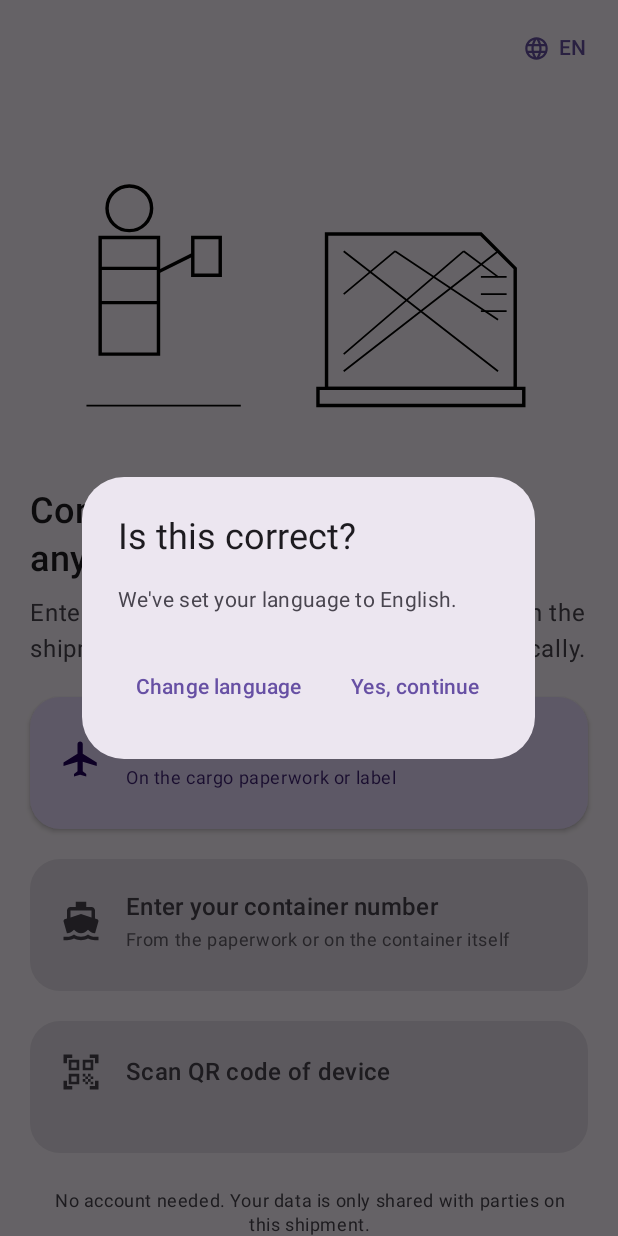
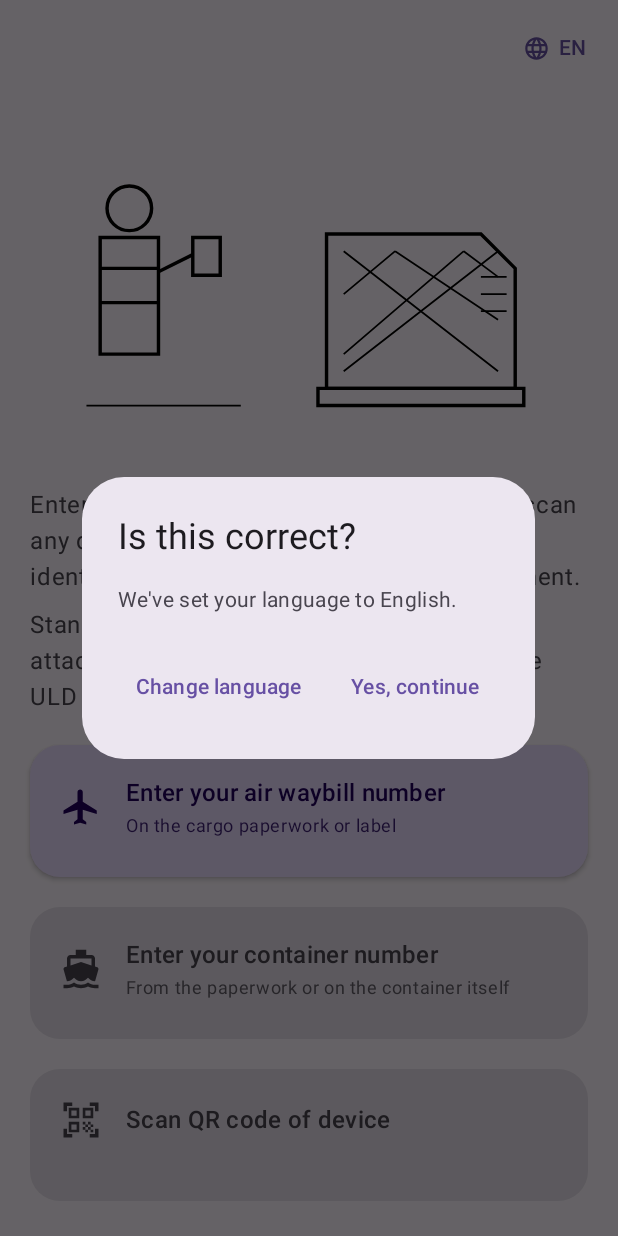
Before and after one commit to suplyai/Echo-Air, an Android app built with Jetpack Compose: the screen it shows after launch (MainActivity), on a phone screen of 412 x 824 dp. Run offline under Robolectric (Android 15) with nearby library versions, the phone set to English and light mode, and no system bars; our stand-ins replace Dagger/Hilt's generated code, Timber.

Commit message:
home: replace headline + value-prop with two-paragraph intro covering ocean + positioning

```diff
--- a/app/src/main/kotlin/app/suply/echoair/ui/home/HomeScreen.kt
+++ b/app/src/main/kotlin/app/suply/echoair/ui/home/HomeScreen.kt
@@ -103,14 +103,18 @@ fun HomeScreen(
                 contentDescription = stringResource(R.string.home_hero_image_description)
             )
 
+            // Two-paragraph intro. Same typography on both lines per the
+            // v0.7.1 copy update — the first paragraph is no longer a
+            // headline, it's instructional. Standard 8 dp paragraph gap
+            // matches the rest of the column's vertical rhythm.
             Column(verticalArrangement = Arrangement.spacedBy(8.dp)) {
                 Text(
-                    stringResource(R.string.home_headline),
-                    style = MaterialTheme.typography.headlineSmall,
-                    fontWeight = FontWeight.SemiBold
+                    stringResource(R.string.home_intro_primary),
+                    style = MaterialTheme.typography.bodyLarge,
+                    color = MaterialTheme.colorScheme.onSurfaceVariant
                 )
                 Text(
-                    stringResource(R.string.home_value_proposition),
+                    stringResource(R.string.home_intro_positioning),
                     style = MaterialTheme.typography.bodyLarge,
                     color = MaterialTheme.colorScheme.onSurfaceVariant
                 )
--- a/app/src/main/res/values/strings.xml
+++ b/app/src/main/res/values/strings.xml
@@ -21,11 +21,13 @@
     <!-- Headline: establishes that Echo Air works at any moment on the
          supply chain — origin, hub, in-transit handoff, arrival, audit.
          Not just an arrival-scan app. -->
-    <string name="home_headline">Confirm cold chain integrity, anywhere on the journey.</string>
-    <!-- The magic line. Highest-leverage 14 words in the whole app —
-         compresses Echo Air's central differentiator (one AWB → all
-         devices found automatically). Translate carefully. -->
-    <string name="home_value_proposition">Enter your air waybill or scan any QR code on the shipment — we\'ll find every device automatically.</string>
+    <!-- Home intro. Two paragraphs sitting above the action cards.
+         [primary] tells the user what kind of identifier to provide
+         (AWB / container / QR) and what'll happen when they do.
+         [positioning] is operational: where to physically stand for
+         the BLE scan to work. -->
+    <string name="home_intro_primary">Enter an air waybill or container number, or scan any device QR code — we\'ll automatically identify and connect all devices in the shipment.</string>
+    <string name="home_intro_positioning">Stand close to the cargo where the device is attached, at the container door, or beside the ULD or pallets.</string>
     <!-- Primary action card. AWB entry is the primary path because most
          users have the AWB number from shipping documents before they
          reach the cargo. -->
```
Also changed, not shown: 3 other files.
